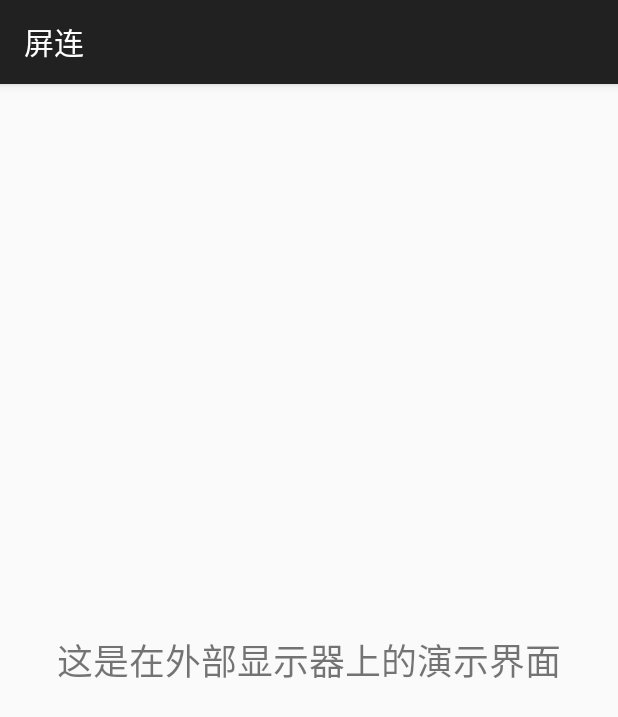
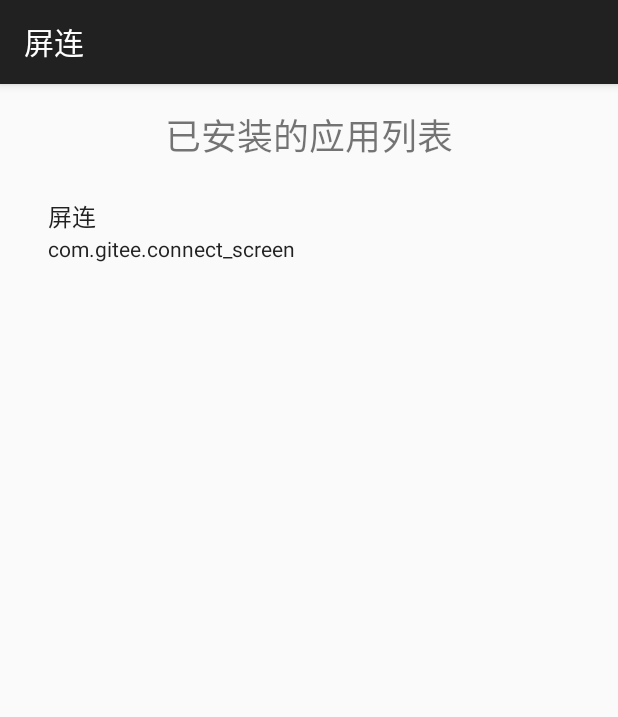
Before and after one commit to nako-ruru/orbit-android, an Android app: the DemoActivity screen opened directly, with no data from a screen before it, on a phone screen of 412 x 824 dp. Shown: the top 717 px of the screen. Run offline under Robolectric (Android 15) with nearby library versions, the phone set to English and light mode, and no system bars.

Commit message:
app list

```diff
--- a/app/src/main/AndroidManifest.xml
+++ b/app/src/main/AndroidManifest.xml
@@ -9,6 +9,7 @@
     <uses-permission android:name="android.permission.WRITE_EXTERNAL_STORAGE" />
     <uses-feature android:name="android.hardware.usb.host" />
     <uses-permission android:name="android.permission.USB_PERMISSION" />
+    <uses-permission android:name="android.permission.QUERY_ALL_PACKAGES" />
 
     <application
      android:requestLegacyExternalStorage="true"
--- /dev/null
+++ b/app/src/main/java/com/gitee/connect_screen/AppListAdapter.java
@@ -0,0 +1,52 @@
+package com.gitee.connect_screen;
+
+import android.content.pm.ApplicationInfo;
+import android.content.pm.PackageManager;
+import android.view.LayoutInflater;
+import android.view.View;
+import android.view.ViewGroup;
+import android.widget.TextView;
+
+import androidx.recyclerview.widget.RecyclerView;
+
+import java.util.List;
+
+public class AppListAdapter extends RecyclerView.Adapter<AppListAdapter.ViewHolder> {
+    private List<ApplicationInfo> appList;
+    private PackageManager packageManager;
+
+    public AppListAdapter(List<ApplicationInfo> appList, PackageManager packageManager) {
+        this.appList = appList;
+        this.packageManager = packageManager;
+    }
+
+    @Override
+    public ViewHolder onCreateViewHolder(ViewGroup parent, int viewType) {
+        View view = LayoutInflater.from(parent.getContext())
+                .inflate(android.R.layout.simple_list_item_2, parent, false);
+        return new ViewHolder(view);
+    }
+
+    @Override
+    public void onBindViewHolder(ViewHolder holder, int position) {
+        ApplicationInfo app = appList.get(position);
+        holder.text1.setText(app.loadLabel(packageManager));
+        holder.text2.setText(app.packageName);
+    }
+
+    @Override
+    public int getItemCount() {
+        return appList.size();
+    }
+
+    static class ViewHolder extends RecyclerView.ViewHolder {
+        TextView text1;
+        TextView text2;
+
+        ViewHolder(View view) {
+            super(view);
+            text1 = view.findViewById(android.R.id.text1);
+            text2 = view.findViewById(android.R.id.text2);
+        }
+    }
+}
--- a/app/src/main/java/com/gitee/connect_screen/DemoActivity.java
+++ b/app/src/main/java/com/gitee/connect_screen/DemoActivity.java
@@ -3,6 +3,11 @@ package com.gitee.connect_screen;
 import android.os.Bundle;
 import android.widget.TextView;
 import androidx.appcompat.app.AppCompatActivity;
+import android.content.pm.ApplicationInfo;
+import android.content.pm.PackageManager;
+import androidx.recyclerview.widget.RecyclerView;
+import androidx.recyclerview.widget.LinearLayoutManager;
+import java.util.List;
 
 public class DemoActivity extends AppCompatActivity {
     @Override
@@ -11,6 +16,17 @@ public class DemoActivity extends AppCompatActivity {
         setContentView(R.layout.activity_demo);
 
         TextView textView = findViewById(R.id.demo_text);
-        textView.setText("这是在外部显示器上的演示界面");
+        textView.setText("已安装的应用列表");
+
+        RecyclerView recyclerView = findViewById(R.id.app_list);
+        recyclerView.setLayoutManager(new LinearLayoutManager(this));
+
+        // 获取已安装的应用
+        PackageManager pm = getPackageManager();
+        List<ApplicationInfo> packages = pm.getInstalledApplications(PackageManager.GET_META_DATA);
+
+        // 创建适配器（需要另外实现）
+        AppListAdapter adapter = new AppListAdapter(packages, pm);
+        recyclerView.setAdapter(adapter);
     }
 }
--- a/app/src/main/res/layout/activity_demo.xml
+++ b/app/src/main/res/layout/activity_demo.xml
@@ -8,7 +8,15 @@
         android:id="@+id/demo_text"
         android:layout_width="wrap_content"
         android:layout_height="wrap_content"
-        android:layout_centerInParent="true"
+        android:layout_alignParentTop="true"
+        android:layout_centerHorizontal="true"
         android:textSize="24sp"/>
 
+    <androidx.recyclerview.widget.RecyclerView
+        android:id="@+id/app_list"
+        android:layout_width="match_parent"
+        android:layout_height="match_parent"
+        android:layout_below="@id/demo_text"
+        android:layout_marginTop="16dp"/>
+
 </RelativeLayout>
```
